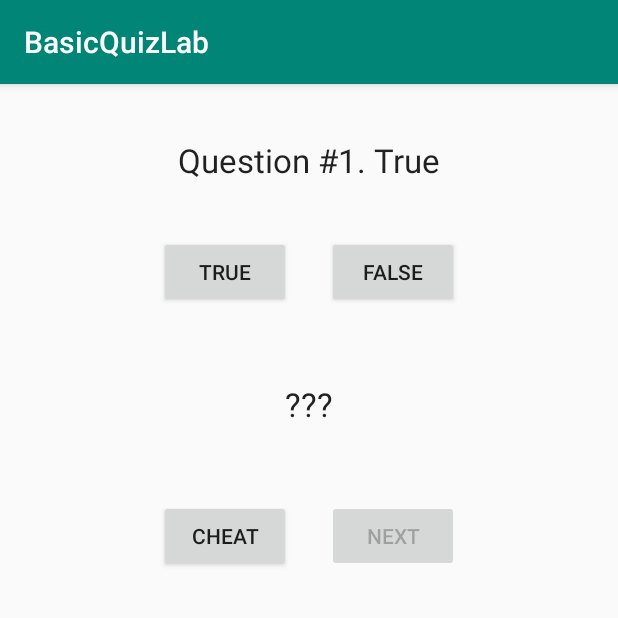
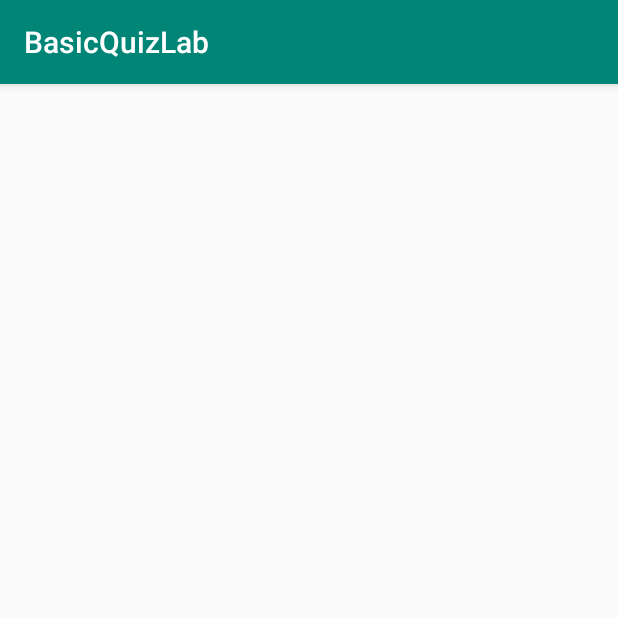
Before and after one commit to Kilian09/BasicQuizLab, an Android app: the screen it shows after launch (QuestionActivity before the commit, CheatActivity after it), after a tap on "CHEAT", on a phone screen of 412 x 824 dp, the top half of it. Run offline under Robolectric (Android 15) with nearby library versions, the phone set to English and light mode, and no system bars.

Commit message:
Implementado pasar a la pantalla cheat

```diff
--- a/app/src/main/AndroidManifest.xml
+++ b/app/src/main/AndroidManifest.xml
@@ -9,6 +9,7 @@
         android:roundIcon="@mipmap/ic_launcher_round"
         android:supportsRtl="true"
         android:theme="@style/AppTheme">
+
         <activity android:name=".QuestionActivity">
             <intent-filter>
                 <action android:name="android.intent.action.MAIN" />
@@ -16,6 +17,9 @@
                 <category android:name="android.intent.category.LAUNCHER" />
             </intent-filter>
         </activity>
+
+        <activity android:name=".CheatActivity"></activity>
+
     </application>
 
 </manifest>
--- /dev/null
+++ b/app/src/main/java/com/example/basicquizlab/CheatActivity.java
@@ -0,0 +1,15 @@
+package com.example.basicquizlab;
+
+import androidx.appcompat.app.AppCompatActivity;
+
+import android.content.Intent;
+import android.os.Bundle;
+
+public class CheatActivity extends AppCompatActivity {
+
+    @Override
+    protected void onCreate(Bundle savedInstanceState) {
+        super.onCreate(savedInstanceState);
+        setContentView(R.layout.activity_cheat);
+    }
+}
--- a/app/src/main/java/com/example/basicquizlab/QuestionActivity.java
+++ b/app/src/main/java/com/example/basicquizlab/QuestionActivity.java
@@ -2,6 +2,7 @@ package com.example.basicquizlab;
 
 import androidx.appcompat.app.AppCompatActivity;
 
+import android.content.Intent;
 import android.os.Bundle;
 import android.view.View;
 import android.widget.Button;
@@ -27,7 +28,6 @@ public class QuestionActivity extends AppCompatActivity {
     }
 
     private void initLayoutComponents() {
-
         trueButton = findViewById(R.id.trueButton);
         falseButton = findViewById(R.id.falseButton);
         cheatButton = findViewById(R.id.cheatButton);
@@ -115,7 +115,8 @@ public class QuestionActivity extends AppCompatActivity {
 
     // Implementar boton cheat
     public void onClickCheatButton(View view) {
-
+        Intent intent = new Intent(this,CheatActivity.class);
+        startActivity(intent);
     }
 
     private void setQuestionAndAnswerText() {
@@ -127,7 +128,6 @@ public class QuestionActivity extends AppCompatActivity {
     private void restart() {
         if (questionIndex == questionArray.length) {
             questionIndex = 0;
-
         }
     }
 
--- /dev/null
+++ b/app/src/main/res/layout/activity_cheat.xml
@@ -0,0 +1,9 @@
+<?xml version="1.0" encoding="utf-8"?>
+<androidx.constraintlayout.widget.ConstraintLayout xmlns:android="http://schemas.android.com/apk/res/android"
+    xmlns:app="http://schemas.android.com/apk/res-auto"
+    xmlns:tools="http://schemas.android.com/tools"
+    android:layout_width="match_parent"
+    android:layout_height="match_parent"
+    tools:context=".CheatActivity">
+
+</androidx.constraintlayout.widget.ConstraintLayout>
```
